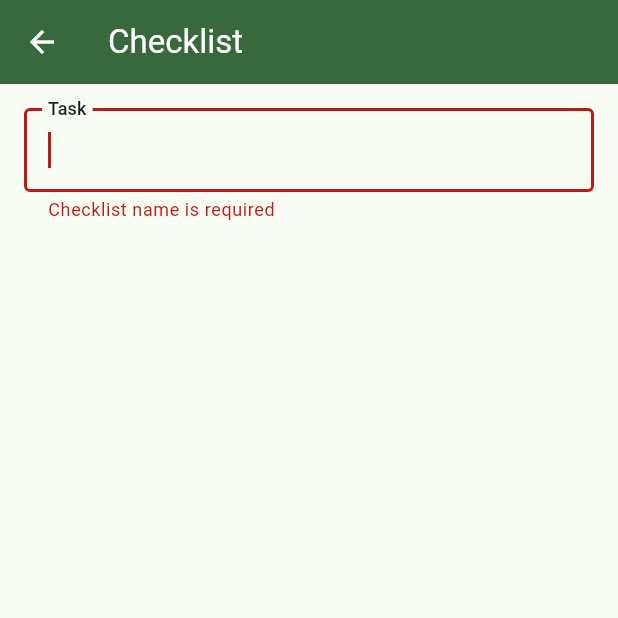
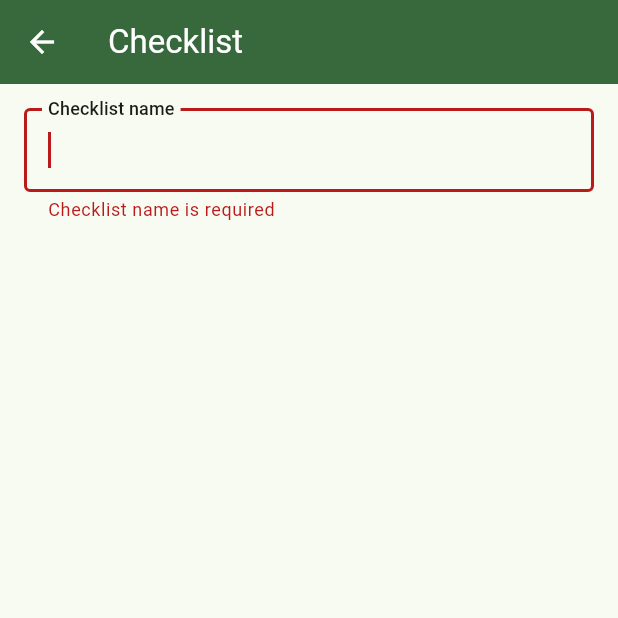
Before and after one commit to CodandoTV/todoapp_flutter, a Flutter app: the _ChecklistScreenScaffold screen opened directly with empty values, after a tap on the "save" icon, on a phone screen of 412 x 824 dp, the top half of it. Run offline on Flutter 3.47's test engine with Material 3 defaults, Android fonts, the phone set to English and light mode, and no system bars; our stand-ins replace flutter_bloc, freezed_annotation, get_it, go_router, injectable, sqflite; accounts and stored records are empty; generated files the repository leaves out were written again.

Commit message:
Refactor: Use AppLocalizations.checklist_name instead of task
The `labelText` for the checklist form now uses the localized string for "Checklist name" from `AppLocalizations`.

This change ensures that the label accurately reflects the input field's purpose and is consistent with the app's internationalization strategy.

```diff
--- a/lib/ui/l10n/app_en.arb
+++ b/lib/ui/l10n/app_en.arb
@@ -15,5 +15,6 @@
   "remove_task_dialog_desc": "Are you sure you want to remove this task?",
   "yes": "Yes",
   "no": "No",
-  "checklists": "Checklists"
+  "checklists": "Checklists",
+  "checklist_name": "Checklist name"
 }
--- a/lib/ui/widgets/checklist_form_widget.dart
+++ b/lib/ui/widgets/checklist_form_widget.dart
@@ -23,7 +23,7 @@ class ChecklistFormWidget extends StatelessWidget {
             autofocus: true,
             controller: checklistEditingController,
             decoration: InputDecoration(
-              labelText: AppLocalizations.of(context)!.task,
+              labelText: AppLocalizations.of(context)!.checklist_name,
               labelStyle: Theme.of(context).textTheme.titleMedium,
               border: const OutlineInputBorder(),
             ),
```
